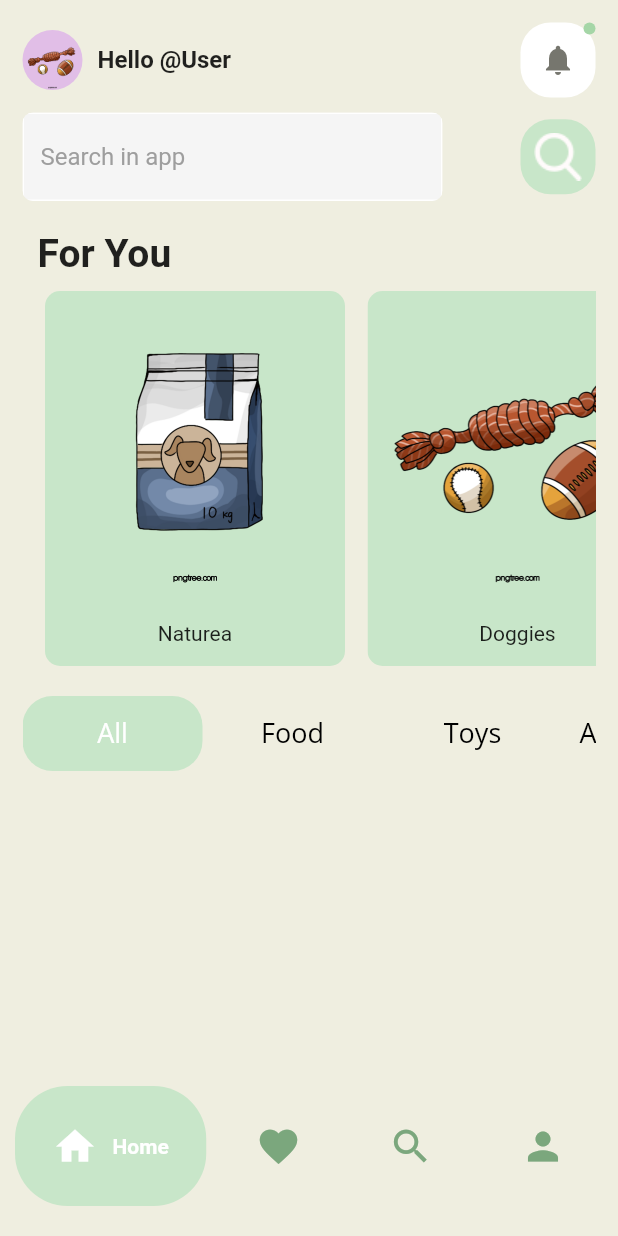
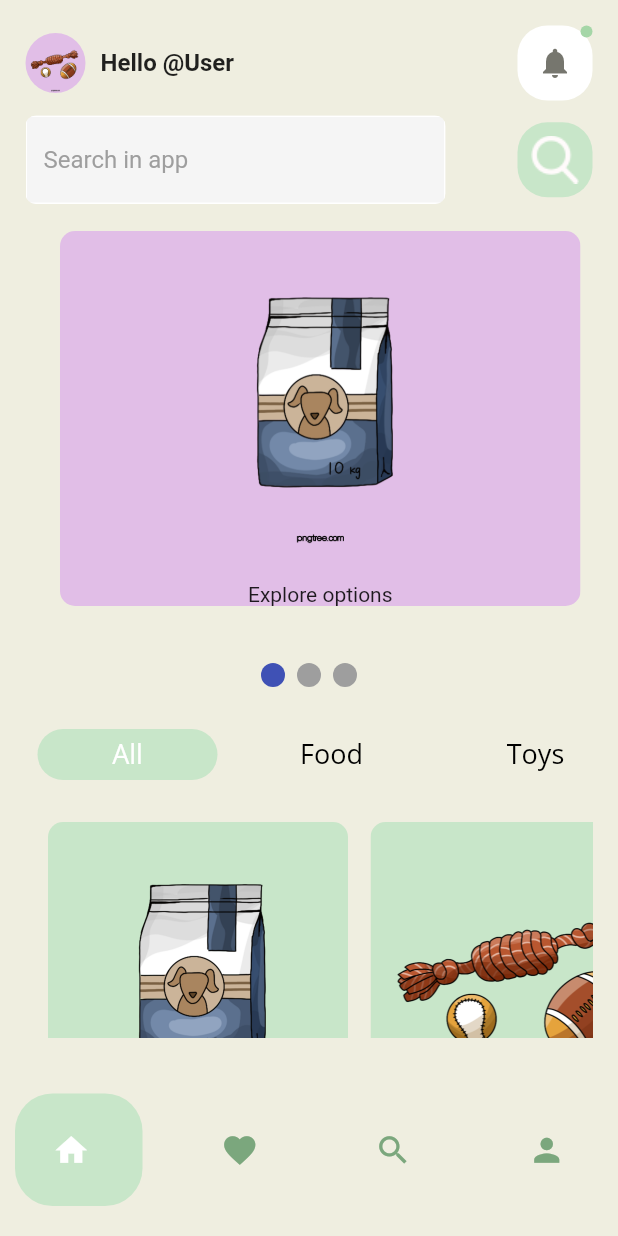
Before and after one commit to Sirfouq/petshopp_app, a Flutter app: the DashBoard screen opened by its route, on a phone screen of 412 x 824 dp. Run offline on Flutter 3.47's test engine with Material 2 defaults, Android fonts, the phone set to English and light mode, and no system bars; drawn by our look-alikes of google_nav_bar, smooth_page_indicator; our stand-ins replace go_router, google_fonts, hive, hive_flutter, lottie; accounts and stored records are empty.

Commit message:
Continued improving the layout and testing stuff.

```diff
--- a/petshop_app/lib/dashboard.dart
+++ b/petshop_app/lib/dashboard.dart
@@ -20,6 +20,7 @@ class _DashBoardState extends State<DashBoard> {
   bool hasNewNotification = true;
   int _selectedTab = 0;
   final controller = TextEditingController();
+  final pagecontroler = PageController();
   final hintext = 'Search in app .....';
   final List items = [
     ['lib/assets/dog_food.png', 'Naturea'],
@@ -46,6 +47,7 @@ class _DashBoardState extends State<DashBoard> {
     tabs = [
       ResponsiveLayout(
         mobilelayout: MobileLayout(
+          pageController: PageController(),
           hasNewNotification: hasNewNotification,
           items: items,
           controller: controller,
@@ -55,6 +57,7 @@ class _DashBoardState extends State<DashBoard> {
       ),
       ResponsiveLayout(
         mobilelayout: MobileLayout(
+          pageController: PageController(),
           hasNewNotification: hasNewNotification,
           items: items,
           controller: controller,
--- a/petshop_app/lib/util/ModernTabs.dart
+++ b/petshop_app/lib/util/ModernTabs.dart
@@ -5,22 +5,19 @@ import 'package:google_nav_bar/google_nav_bar.dart';
 
 class ModernTabs extends StatefulWidget {
   final Function(int index) onTabTap;
-  ModernTabs({super.key,required this.onTabTap});
+  ModernTabs({super.key, required this.onTabTap});
 
   @override
   State<ModernTabs> createState() => _ModernTabState();
 }
 
 class _ModernTabState extends State<ModernTabs> {
-
-
-  void onTapReturn(int index){
+  void onTapReturn(int index) {
     widget.onTabTap(index);
   }
 
   @override
   Widget build(BuildContext context) {
-
     return Padding(
       padding: EdgeInsets.symmetric(vertical: 20, horizontal: 10),
       child: GNav(
@@ -33,33 +30,33 @@ class _ModernTabState extends State<ModernTabs> {
         tabs: [
           GButton(
             icon: Icons.home,
-            iconSize: 30.0,
-            text: 'Home',
+            iconSize: 25.0,
             textColor: Colors.white,
             gap: 10,
+            borderRadius: BorderRadius.circular(25.0),
             iconActiveColor: Colors.white,
           ),
           GButton(
               icon: Icons.favorite,
-              iconSize: 30.0,
-              text: 'Likes',
+              iconSize: 25.0,
               textColor: Colors.white,
               gap: 10,
+              borderRadius: BorderRadius.circular(25.0),
               iconActiveColor: Colors.white),
           GButton(
               icon: Icons.search,
-              iconSize: 30.0,
-              text: 'Search',
+              iconSize: 25.0,
               textColor: Colors.white,
               gap: 10,
+              borderRadius: BorderRadius.circular(25.0),
               iconActiveColor: Colors.white),
           GButton(
               icon: Icons.person,
-              iconSize: 30.0,
-              text: 'Profile',
+              iconSize: 25.0,
               textSize: 20.0,
               textColor: Colors.white,
               gap: 10,
+              borderRadius: BorderRadius.circular(25.0),
               iconActiveColor: Colors.white)
         ],
       ),
--- a/petshop_app/lib/util/mobile_layout.dart
+++ b/petshop_app/lib/util/mobile_layout.dart
@@ -4,6 +4,7 @@ import 'package:flutter/material.dart';
 import 'package:go_router/go_router.dart';
 import 'package:google_fonts/google_fonts.dart';
 import 'package:petshop_app/util/recommendation_card.dart';
+import 'package:smooth_page_indicator/smooth_page_indicator.dart';
 
 import 'input_field.dart';
 
@@ -11,6 +12,7 @@ class MobileLayout extends StatelessWidget {
   final bool hasNewNotification;
   final TextEditingController controller;
   final List items;
+  final PageController pageController;
   final Function handleNotification;
 
   final String hintext = "Search in app";
@@ -20,15 +22,14 @@ class MobileLayout extends StatelessWidget {
       required this.hasNewNotification,
       required this.controller,
       required this.items,
-      required this.handleNotification});
+      required this.handleNotification,
+      required this.pageController});
 
   @override
   Widget build(BuildContext context) {
     return Padding(
-      padding: EdgeInsets.all(15.0),
-      child: Column(
-        crossAxisAlignment: CrossAxisAlignment.start,
-        children: [
+      padding: EdgeInsets.all(17.0),
+      child: Column(children: [
         Row(
           mainAxisAlignment: MainAxisAlignment.spaceBetween,
           children: [
@@ -45,8 +46,7 @@ class MobileLayout extends StatelessWidget {
                   ),
                   Text(
                     'Hello @User',
-                      style:
-                          TextStyle(fontWeight: FontWeight.bold, fontSize: 16),
+                    style: TextStyle(fontWeight: FontWeight.bold, fontSize: 16),
                   )
                 ],
               ),
@@ -74,14 +74,18 @@ class MobileLayout extends StatelessWidget {
                           width: 8,
                           height: 8,
                           decoration: BoxDecoration(
-                                shape: BoxShape.circle,
-                                color: Colors.green[200]),
+                              shape: BoxShape.circle, color: Colors.green[200]),
                         ))
                 ]),
               ),
             )
           ],
         ),
+        Flexible(
+          child: SingleChildScrollView(
+            child: Column(
+              crossAxisAlignment: CrossAxisAlignment.start,
+              children: [
                 Padding(
                   padding: EdgeInsets.symmetric(vertical: 10.0),
                   child: Row(
@@ -106,15 +110,42 @@ class MobileLayout extends StatelessWidget {
                   ),
                 ),
                 Padding(
-              padding: EdgeInsets.all(10),
-              child: Column(
-                  crossAxisAlignment: CrossAxisAlignment.start,
-                  children: const [
-                    Text('For You',
-                        textAlign: TextAlign.start,
-                        style: TextStyle(
-                            fontSize: 26, fontWeight: FontWeight.bold))
-                  ])),
+                  padding: EdgeInsets.all(8.0),
+                  child: SizedBox(
+                    height: 250,
+                    width: 400,
+                    child: PageView.builder(
+                      controller: pageController,
+                      itemBuilder: (context, index) => SizedBox(
+                        height: 150,
+                        width: 350,
+                        child: Recommend_Card(
+                            width: 400,
+                            height: 120,
+                            background_color: Colors.purple[100],
+                            image: items[index][0],
+                            text: "Explore options"),
+                      ),
+                      itemCount: items.length,
+                    ),
+                  ),
+                ),
+                SizedBox(
+                  height: 30,
+                  width: 30,
+                ),
+                Center(
+                    child: SmoothPageIndicator(
+                        controller: pageController, count: items.length)),
+                SizedBox(
+                  height: 20,
+                  width: 20,
+                ),
+                TabsScroll(),
+                SizedBox(
+                  height: 20,
+                  width: 20,
+                ),
                 SizedBox(
                   height: 250,
                   child: ListView.builder(
@@ -123,42 +154,26 @@ class MobileLayout extends StatelessWidget {
                       itemBuilder: ((context, index) {
                         return GestureDetector(
                           onTap: () {
-                      return context.go('/dashboard/item_details/${items[index][1]}');
+                            return context
+                                .go('/dashboard/item_details/${items[index][1]}');
                           },
                           child: Recommend_Card(
+                              width: 200,
+                              height: 250,
                               background_color: Colors.green[100] ?? Colors.grey,
                               image: items[index][0],
                               text: items[index][1]),
                         );
                       })),
                 ),
-          SizedBox(
-            height: 20,
-            width: 20,
-          ),
-          TabsScroll(),
               ],
             ),
+          ),
+        ),
+      ]),
     );
   }
 }
-
-// class TabsScroll extends StatelessWidget {
-//   final List items = ["All", "Food", "Toys", "Accessories", "Containers"];
-
-//   TabsScroll({super.key});
-
-//   @override
-//   Widget build(BuildContext context) {
-//     return ListView.builder(
-//       scrollDirection: Axis.horizontal,
-//       itemCount: items.length,
-//       itemBuilder: (context, index) {
-//         return Container();
-//       },
-//     );
-//   }
-// }
 
 class TabsScroll extends StatefulWidget {
   const TabsScroll({Key? key});
@@ -192,11 +207,12 @@ class _TabsScrollState extends State<TabsScroll> {
               });
             },
             child: Container(
+              margin: EdgeInsets.all(8.0),
               width: 120,
               decoration: BoxDecoration(
                 color: index == selectedIndex
                     ? Colors.green[100]
-                    : Colors.red[250],
+                    : Color.fromARGB(255, 239, 238, 224),
                 borderRadius: BorderRadius.circular(20),
               ),
               child: Center(
--- a/petshop_app/lib/util/recommendation_card.dart
+++ b/petshop_app/lib/util/recommendation_card.dart
@@ -7,9 +7,13 @@ class Recommend_Card extends StatelessWidget {
   final String text;
   final Color? background_color;
   final String image;
+  final double width;
+  final double height;
 
   const Recommend_Card(
       {super.key,
+      required this.height,
+      required this.width,
       required this.background_color,
       required this.image,
       required this.text});
@@ -21,12 +25,12 @@ class Recommend_Card extends StatelessWidget {
       child: ClipRRect(borderRadius: BorderRadius.circular(10),
         child: Container(
           color: background_color,
-          width: 200,
+          width: width,
           child: Column(mainAxisAlignment: MainAxisAlignment.start,
             children: [
-              Image.asset(image),
+              Flexible(child: Image.asset(image,fit: BoxFit.contain,)),
               SizedBox(height: 20,),
-              Text(text,style: TextStyle(fontSize: 14),),
+              Text(text,style: TextStyle(fontSize: 14),textAlign: TextAlign.end,),
             ],
           ),
         ),
--- a/petshop_app/pubspec.yaml
+++ b/petshop_app/pubspec.yaml
@@ -38,6 +38,7 @@ dependencies:
   hive_flutter: ^1.1.0
   hive_generator: ^2.0.0
   google_nav_bar: ^5.0.6
+  smooth_page_indicator: ^1.1.0
 
   # The following adds the Cupertino Icons font to your application.
   # Use with the CupertinoIcons class for iOS style icons.
```
Also changed, not shown: petshop_app/pubspec.lock. Lines whose indentation alone changed are shown as unchanged.
